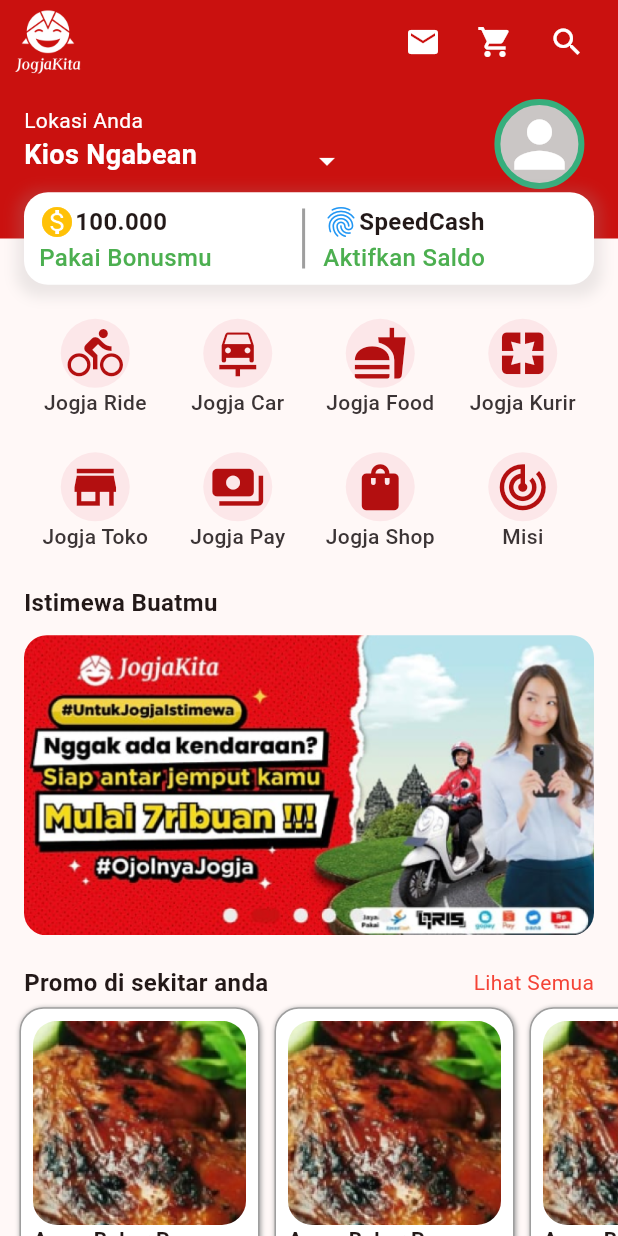
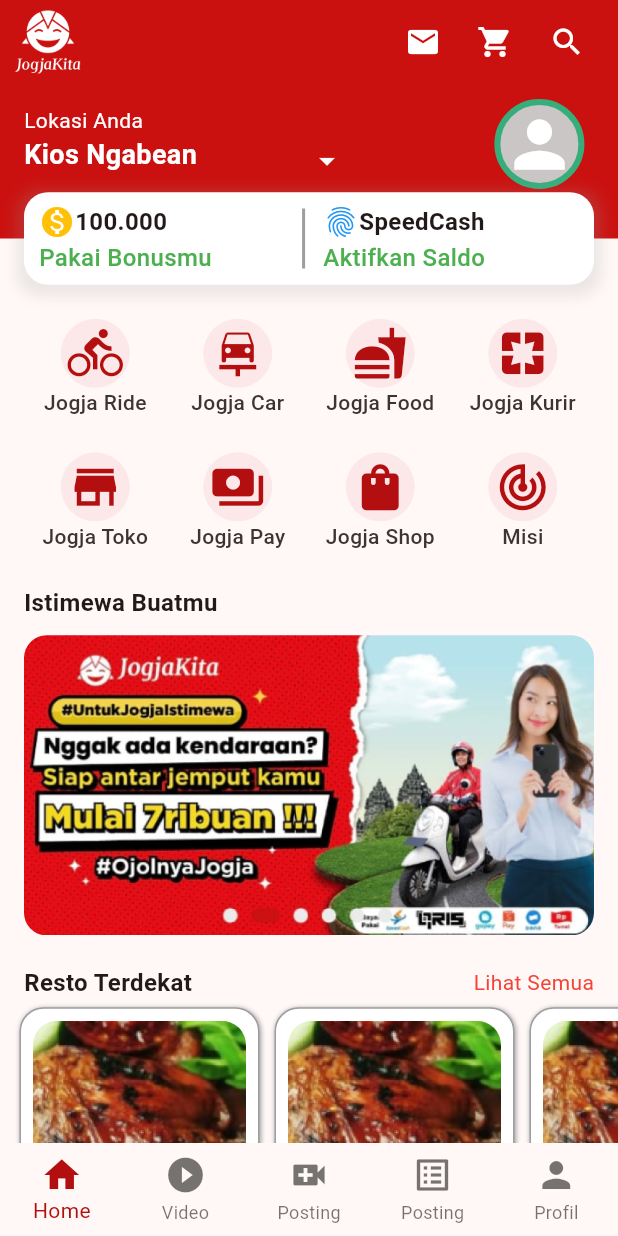
Before and after one commit to mariopandapotansimarmata/jogja_kita_gamification, a Flutter app: the screen it shows after launch, on a phone screen of 412 x 824 dp. Run offline on Flutter 3.47's test engine with Material 3 defaults, Android fonts, the phone set to English and light mode, and no system bars.

Commit message:
repair folder structure, fix navigation bar

```diff
--- a/lib/main.dart
+++ b/lib/main.dart
@@ -1,5 +1,5 @@
 import 'package:flutter/material.dart';
-import 'package:jogja_kita_gamification/view/home.dart';
+import 'package:jogja_kita_gamification/views/home/home.dart';
 
 void main() {
   runApp(const MyApp());
--- a/lib/view/home.dart
+++ /dev/null
@@ -1,258 +0,0 @@
-import 'package:flutter/material.dart';
-
-import 'package:jogja_kita_gamification/view/home_widget/bonus_card.dart';
-
-import 'home_widget/location_widget.dart';
-import 'home_widget/services_icon_button.dart';
-
-class HomePage extends StatefulWidget {
-  const HomePage({super.key});
-
-  @override
-  State<HomePage> createState() => _HomePageState();
-}
-
-class _HomePageState extends State<HomePage> {
-  @override
-  Widget build(BuildContext context) {
-    return Scaffold(
-      appBar: AppBar(
-        backgroundColor: const Color(0xffCA110F),
-        leading: Container(
-            margin: const EdgeInsets.fromLTRB(8, 0, 0, 0),
-            width: 5,
-            height: 5,
-            child: const Image(image: AssetImage('assets/PUTIH.png'))),
-        actions: [
-          Padding(
-            padding: const EdgeInsets.only(right: 10),
-            child: Row(
-              crossAxisAlignment: CrossAxisAlignment.stretch,
-              children: [
-                IconButton(
-                    onPressed: () {},
-                    icon: const Icon(
-                      Icons.mail,
-                      color: Colors.white,
-                    )),
-                IconButton(
-                    onPressed: () {},
-                    icon: const Icon(
-                      Icons.shopping_cart,
-                      color: Colors.white,
-                    )),
-                IconButton(
-                    onPressed: () {},
-                    icon: const Icon(
-                      Icons.search,
-                      color: Colors.white,
-                    )),
-              ],
-            ),
-          ),
-        ],
-      ),
-      body: ListView(children: [
-        Stack(
-          alignment: Alignment.topCenter,
-          children: [
-            Column(
-              children: [
-                SizedBox(
-                  height: MediaQuery.of(context).size.height * 0.19,
-                ),
-                const Padding(
-                  padding: EdgeInsets.symmetric(horizontal: 24),
-                  child: Row(
-                    mainAxisAlignment: MainAxisAlignment.spaceBetween,
-                    crossAxisAlignment: CrossAxisAlignment.center,
-                    children: [
-                      ServiceIcon(
-                          name: "Jogja Ride", icon: Icons.directions_bike),
-                      ServiceIcon(name: "Jogja Car", icon: Icons.car_repair),
-                      ServiceIcon(name: "Jogja Food", icon: Icons.fastfood),
-                      ServiceIcon(name: "Jogja Kurir", icon: Icons.pages),
-                    ],
-                  ),
-                ),
-                const SizedBox(
-                  height: 10,
-                ),
-                const Padding(
-                  padding: EdgeInsets.symmetric(horizontal: 24),
-                  child: Row(
-                    mainAxisAlignment: MainAxisAlignment.spaceBetween,
-                    crossAxisAlignment: CrossAxisAlignment.center,
-                    children: [
-                      ServiceIcon(name: "Jogja Toko", icon: Icons.store),
-                      ServiceIcon(name: "Jogja Pay", icon: Icons.payments),
-                      ServiceIcon(name: "Jogja Shop", icon: Icons.shopping_bag),
-                      ServiceIcon(
-                          name: "Misi", icon: Icons.track_changes_outlined),
-                    ],
-                  ),
-                ),
-                const SizedBox(
-                  height: 10,
-                ),
-                Column(
-                  children: [
-                    const Padding(
-                      padding: EdgeInsets.symmetric(horizontal: 16),
-                      child: Row(
-                        children: [
-                          Text(
-                            "Istimewa Buatmu",
-                            style: TextStyle(
-                                fontSize: 16, fontWeight: FontWeight.w700),
-                          ),
-                        ],
-                      ),
-                    ),
-                    const SizedBox(
-                      height: 10,
-                    ),
-                    Container(
-                      // margin: const EdgeInsets.symmetric(vertical: 20),
-                      height: 200,
-                      child: ListView.builder(
-                        itemCount: 3,
-                        itemBuilder: (context, index) {
-                          return Container(
-                              clipBehavior: Clip.antiAlias,
-                              decoration: BoxDecoration(
-                                  borderRadius: BorderRadius.circular(15)),
-                              margin:
-                                  const EdgeInsets.symmetric(horizontal: 16),
-                              width: MediaQuery.of(context).size.width - 32,
-                              child: const Image(
-                                  fit: BoxFit.cover,
-                                  image:
-                                      AssetImage('assets/promo_banner.png')));
-                        },
-                        scrollDirection: Axis.horizontal,
-                        shrinkWrap: true,
-                      ),
-                    ),
-                  ],
-                ),
-                const SizedBox(
-                  height: 20,
-                ),
-                Container(
-                  padding: const EdgeInsets.symmetric(horizontal: 16),
-                  child: const Row(
-                    mainAxisAlignment: MainAxisAlignment.spaceBetween,
-                    children: [
-                      Text(
-                        "Promo di sekitar anda",
-                        style: TextStyle(
-                            fontSize: 16, fontWeight: FontWeight.w700),
-                      ),
-                      Text("Lihat Semua",
-                          style: TextStyle(fontSize: 14, color: Colors.red))
-                    ],
-                  ),
-                ),
-                RecomendationResto(),
-                SizedBox(
-                  height: 20,
-                ),
-                Container(
-                  padding: const EdgeInsets.symmetric(horizontal: 16),
-                  child: const Row(
-                    mainAxisAlignment: MainAxisAlignment.spaceBetween,
-                    children: [
-                      Text(
-                        "Resto Terdekat",
-                        style: TextStyle(
-                            fontSize: 16, fontWeight: FontWeight.w700),
-                      ),
-                      Text("Lihat Semua",
-                          style: TextStyle(fontSize: 14, color: Colors.red))
-                    ],
-                  ),
-                ),
-                RecomendationResto()
-              ],
-            ),
-            const LocationWidget(),
-            const BonusCard()
-          ],
-        ),
-        const SizedBox(
-          height: 40,
-        )
-      ]),
-    );
-  }
-}
-
-class RecomendationResto extends StatelessWidget {
-  const RecomendationResto({super.key});
-
-  @override
-  Widget build(BuildContext context) {
-    return Container(
-      // Promo di sekitar anda
-      padding: const EdgeInsets.only(left: 8),
-      height: 235,
-      child: ListView.builder(
-        itemCount: 5,
-        scrollDirection: Axis.horizontal,
-        shrinkWrap: true,
-        itemBuilder: (context, index) {
-          return Container(
-            padding: const EdgeInsets.all(8),
-            decoration: BoxDecoration(
-                color: Colors.white,
-                boxShadow: const [
-                  BoxShadow(
-                    color: Colors.grey,
-                    blurRadius: 2,
-                    offset: Offset(0.5, 1), // Shadow position
-                  ),
-                ],
-                borderRadius: BorderRadius.circular(16),
-                border: Border.all(color: Colors.grey)),
-            margin: const EdgeInsets.all(5),
-            height: 245,
-            width: 160,
-            child: Column(
-              mainAxisAlignment: MainAxisAlignment.spaceBetween,
-              children: [
-                Container(
-                  clipBehavior: Clip.antiAlias,
-                  decoration:
-                      BoxDecoration(borderRadius: BorderRadius.circular(16)),
-                  // height: 155,
-                  // width: 147,
-                  child: const Image(
-                      fit: BoxFit.cover,
-                      image: AssetImage('assets/recomendation.png')),
-                ),
-                const Expanded(
-                  child: Text(
-                    "Ayam Bakar P Widodo Galih, Wahid Hasyim, C",
-                    style: TextStyle(fontWeight: FontWeight.bold),
-                    maxLines: 2,
-                    overflow: TextOverflow.ellipsis,
-                  ),
-                ),
-                const Row(
-                  children: [
-                    Icon(
-                      Icons.location_pin,
-                      color: Color(0xffCA110F),
-                    ),
-                    Text("3 KM")
-                  ],
-                )
-              ],
-            ),
-          );
-        },
-      ),
-    );
-  }
-}
--- /dev/null
+++ b/lib/views/home/home.dart
@@ -0,0 +1,246 @@
+import 'package:flutter/material.dart';
+
+import 'package:jogja_kita_gamification/views/home/home_widget/bonus_card.dart';
+
+import 'home_widget/location_widget.dart';
+import 'home_widget/recomendation.dart';
+import 'home_widget/services_icon_button.dart';
+
+class HomePage extends StatefulWidget {
+  const HomePage({super.key});
+
+  @override
+  State<HomePage> createState() => _HomePageState();
+}
+
+const bool _navbarSelected = true;
+int currentPageIndex = 0;
+
+class _HomePageState extends State<HomePage> {
+  int _selectedIndex = 0;
+
+  void _onItemTapped(int index) {
+    setState(() {
+      _selectedIndex = index;
+    });
+  }
+
+  @override
+  Widget build(BuildContext context) {
+    return Scaffold(
+        // bottomNavigationBar: NavigationBar(
+        //   backgroundColor: Colors.white,
+        //   selectedIndex: currentPageIndex,
+        //   indicatorColor: Colors.transparent,
+        //   onDestinationSelected: (value) {},
+        //   height: 60,
+        //   destinations: const <Widget>[
+        //     NavigationDestination(
+        //       selectedIcon: Icon(
+        //         Icons.home,
+        //         size: 32,
+        //         color: _navbarSelected ? Color(0xffB30F10) : Colors.transparent,
+        //       ),
+        //       icon: Icon(Icons.home_outlined),
+        //       label: 'Home',
+        //     ),
+        //     NavigationDestination(
+        //       icon: Badge(
+        //         child: Icon(Icons.notifications_sharp),
+        //       ),
+        //       label: 'Notifications',
+        //     ),
+        //     NavigationDestination(
+        //       icon: Badge(
+        //         label: Text('new'),
+        //         child: Icon(Icons.messenger_sharp),
+        //       ),
+        //       label: 'Messages',
+        //     ),
+        //   ],
+        // ),
+        bottomNavigationBar: BottomNavigationBar(
+          elevation: 0,
+          enableFeedback: false,
+          type: BottomNavigationBarType.fixed,
+          iconSize: 28,
+          items: const <BottomNavigationBarItem>[
+            BottomNavigationBarItem(
+              icon: Icon(
+                Icons.home,
+              ),
+              label: 'Home',
+            ),
+            BottomNavigationBarItem(
+              icon: Icon(Icons.play_circle_fill),
+              label: 'Video',
+            ),
+            BottomNavigationBarItem(
+              icon: Icon(Icons.video_call),
+              label: 'Posting',
+            ),
+            BottomNavigationBarItem(
+              icon: Icon(Icons.list_alt),
+              label: 'Posting',
+            ),
+            BottomNavigationBarItem(
+              icon: Icon(Icons.person),
+              label: 'Profil',
+            ),
+          ],
+          currentIndex: _selectedIndex,
+          selectedItemColor: Color(0xffB30F10),
+          onTap: _onItemTapped,
+        ),
+        appBar: AppBar(
+          backgroundColor: const Color(0xffCA110F),
+          leading: Container(
+              margin: const EdgeInsets.fromLTRB(8, 0, 0, 0),
+              width: 5,
+              height: 5,
+              child: const Image(image: AssetImage('assets/PUTIH.png'))),
+          actions: [
+            Padding(
+              padding: const EdgeInsets.only(right: 10),
+              child: Row(
+                crossAxisAlignment: CrossAxisAlignment.stretch,
+                children: [
+                  IconButton(
+                      onPressed: () {},
+                      icon: const Icon(
+                        Icons.mail,
+                        color: Colors.white,
+                      )),
+                  IconButton(
+                      onPressed: () {},
+                      icon: const Icon(
+                        Icons.shopping_cart,
+                        color: Colors.white,
+                      )),
+                  IconButton(
+                      onPressed: () {},
+                      icon: const Icon(
+                        Icons.search,
+                        color: Colors.white,
+                      )),
+                ],
+              ),
+            ),
+          ],
+        ),
+        body: <Widget>[const HomeScreen()][currentPageIndex]);
+  }
+}
+
+class HomeScreen extends StatefulWidget {
+  const HomeScreen({super.key});
+
+  @override
+  State<HomeScreen> createState() => _HomeScreenState();
+}
+
+class _HomeScreenState extends State<HomeScreen> {
+  @override
+  Widget build(BuildContext context) {
+    return ListView(children: [
+      Stack(
+        alignment: Alignment.topCenter,
+        children: [
+          Column(
+            children: [
+              SizedBox(
+                height: MediaQuery.of(context).size.height * 0.19,
+              ),
+              const Padding(
+                padding: EdgeInsets.symmetric(horizontal: 24),
+                child: Row(
+                  mainAxisAlignment: MainAxisAlignment.spaceBetween,
+                  crossAxisAlignment: CrossAxisAlignment.center,
+                  children: [
+                    ServiceIcon(
+                        name: "Jogja Ride", icon: Icons.directions_bike),
+                    ServiceIcon(name: "Jogja Car", icon: Icons.car_repair),
+                    ServiceIcon(name: "Jogja Food", icon: Icons.fastfood),
+                    ServiceIcon(name: "Jogja Kurir", icon: Icons.pages),
+                  ],
+                ),
+              ),
+              const SizedBox(
+                height: 10,
+              ),
+              const Padding(
+                padding: EdgeInsets.symmetric(horizontal: 24),
+                child: Row(
+                  mainAxisAlignment: MainAxisAlignment.spaceBetween,
+                  crossAxisAlignment: CrossAxisAlignment.center,
+                  children: [
+                    ServiceIcon(name: "Jogja Toko", icon: Icons.store),
+                    ServiceIcon(name: "Jogja Pay", icon: Icons.payments),
+                    ServiceIcon(name: "Jogja Shop", icon: Icons.shopping_bag),
+                    ServiceIcon(
+                        name: "Misi", icon: Icons.track_changes_outlined),
+                  ],
+                ),
+              ),
+              const SizedBox(
+                height: 10,
+              ),
+              Column(
+                children: [
+                  const Padding(
+                    padding: EdgeInsets.symmetric(horizontal: 16),
+                    child: Row(
+                      children: [
+                        Text(
+                          "Istimewa Buatmu",
+                          style: TextStyle(
+                              fontSize: 16, fontWeight: FontWeight.w700),
+                        ),
+                      ],
+                    ),
+                  ),
+                  const SizedBox(
+                    height: 10,
+                  ),
+                  Container(
+                    // margin: const EdgeInsets.symmetric(vertical: 20),
+                    height: 200,
+                    child: ListView.builder(
+                      itemCount: 3,
+                      itemBuilder: (context, index) {
+                        return Container(
+                            clipBehavior: Clip.antiAlias,
+                            decoration: BoxDecoration(
+                                borderRadius: BorderRadius.circular(15)),
+                            margin: const EdgeInsets.symmetric(horizontal: 16),
+                            width: MediaQuery.of(context).size.width - 32,
+                            child: const Image(
+                                fit: BoxFit.cover,
+                                image: AssetImage('assets/promo_banner.png')));
+                      },
+                      scrollDirection: Axis.horizontal,
+                      shrinkWrap: true,
+                    ),
+                  ),
+                ],
+              ),
+              const SizedBox(
+                height: 20,
+              ),
+              const RecomendationResto(),
+              const SizedBox(
+                height: 20,
+              ),
+              const RecomendationResto()
+            ],
+          ),
+          const LocationWidget(),
+          const BonusCard()
+        ],
+      ),
+      const SizedBox(
+        height: 40,
+      )
+    ]);
+  }
+}
--- /dev/null
+++ b/lib/views/home/home_widget/recomendation.dart
@@ -0,0 +1,88 @@
+import 'package:flutter/material.dart';
+
+class RecomendationResto extends StatelessWidget {
+  const RecomendationResto({super.key});
+
+  @override
+  Widget build(BuildContext context) {
+    return Column(
+      children: [
+        Container(
+          padding: const EdgeInsets.symmetric(horizontal: 16),
+          child: const Row(
+            mainAxisAlignment: MainAxisAlignment.spaceBetween,
+            children: [
+              Text(
+                "Resto Terdekat",
+                style: TextStyle(fontSize: 16, fontWeight: FontWeight.w700),
+              ),
+              Text("Lihat Semua",
+                  style: TextStyle(fontSize: 14, color: Colors.red))
+            ],
+          ),
+        ),
+        Container(
+          // Promo di sekitar anda
+          padding: const EdgeInsets.only(left: 8),
+          height: 235,
+          child: ListView.builder(
+            itemCount: 5,
+            scrollDirection: Axis.horizontal,
+            shrinkWrap: true,
+            itemBuilder: (context, index) {
+              return Container(
+                padding: const EdgeInsets.all(8),
+                decoration: BoxDecoration(
+                    color: Colors.white,
+                    boxShadow: const [
+                      BoxShadow(
+                        color: Colors.grey,
+                        blurRadius: 2,
+                        offset: Offset(0.5, 1), // Shadow position
+                      ),
+                    ],
+                    borderRadius: BorderRadius.circular(16),
+                    border: Border.all(color: Colors.grey)),
+                margin: const EdgeInsets.all(5),
+                height: 245,
+                width: 160,
+                child: Column(
+                  mainAxisAlignment: MainAxisAlignment.spaceBetween,
+                  children: [
+                    Container(
+                      clipBehavior: Clip.antiAlias,
+                      decoration: BoxDecoration(
+                          borderRadius: BorderRadius.circular(16)),
+                      // height: 155,
+                      // width: 147,
+                      child: const Image(
+                          fit: BoxFit.cover,
+                          image: AssetImage('assets/recomendation.png')),
+                    ),
+                    const Expanded(
+                      child: Text(
+                        "Ayam Bakar P Widodo Galih, Wahid Hasyim, C",
+                        style: TextStyle(fontWeight: FontWeight.bold),
+                        maxLines: 2,
+                        overflow: TextOverflow.ellipsis,
+                      ),
+                    ),
+                    const Row(
+                      children: [
+                        Icon(
+                          Icons.location_pin,
+                          color: Color(0xffCA110F),
+                        ),
+                        Text("3 KM")
+                      ],
+                    )
+                  ],
+                ),
+              );
+            },
+          ),
+        ),
+      ],
+    );
+  }
+}
```
Also changed, not shown: lib/views/home/home_widget/bonus_card.dart (renamed from lib/view/home_widget/bonus_card.dart), lib/views/home/home_widget/location_widget.dart (renamed from lib/view/home_widget/location_widget.dart), lib/views/home/home_widget/services_icon_button.dart (renamed from lib/view/home_widget/services_icon_button.dart).
